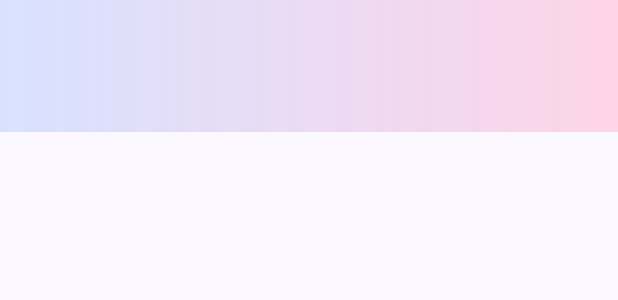
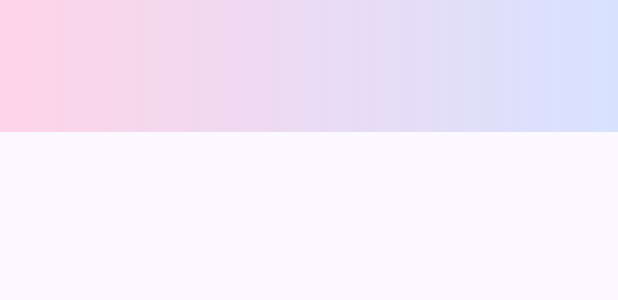
Before and after one commit to nguyenngoc218/BTLPTUDD_NHOM11, an Android app: the layout layout_header_common.xml on its own in the app's theme, with its tools: preview values and no code run, on a phone screen of 412 x 824 dp. Shown: the top 300 px of the screen. Run offline under Robolectric (Android 15) with nearby library versions, the phone set to English and light mode, and no system bars.

Commit message:
cập nhật mau giao dien

```diff
--- /dev/null
+++ b/app/src/main/res/drawable/bg_chip_selected.xml
@@ -0,0 +1,6 @@
+<?xml version="1.0" encoding="utf-8"?>
+<shape xmlns:android="http://schemas.android.com/apk/res/android"
+    android:shape="rectangle">
+    <solid android:color="@color/primary" />
+    <corners android:radius="8dp" />
+</shape>
--- /dev/null
+++ b/app/src/main/res/drawable/bg_chip_selector.xml
@@ -0,0 +1,5 @@
+<?xml version="1.0" encoding="utf-8"?>
+<selector xmlns:android="http://schemas.android.com/apk/res/android">
+    <item android:drawable="@drawable/bg_chip_selected" android:state_selected="true" />
+    <item android:drawable="@drawable/bg_chip_unselected" />
+</selector>
--- a/app/src/main/res/drawable/bg_header_gradient.xml
+++ b/app/src/main/res/drawable/bg_header_gradient.xml
@@ -3,7 +3,7 @@
     android:shape="rectangle">
     <gradient
         android:angle="0"
-        android:endColor="@color/secondary_container"
-        android:startColor="@color/primary_container"
+        android:startColor="@color/secondary_container"
+        android:endColor="@color/primary_container"
         android:type="linear" />
 </shape>
--- /dev/null
+++ b/app/src/main/res/drawable/bg_pill_stat_secondary.xml
@@ -0,0 +1,6 @@
+<?xml version="1.0" encoding="utf-8"?>
+<shape xmlns:android="http://schemas.android.com/apk/res/android"
+    android:shape="rectangle">
+    <solid android:color="@color/secondary_stat_container" />
+    <corners android:radius="8dp" />
+</shape>
--- a/app/src/main/res/values/colors.xml
+++ b/app/src/main/res/values/colors.xml
@@ -10,14 +10,15 @@
 
     <!-- SECONDARY COLORS -->
     <color name="secondary">#FED4E8</color>
-    <color name="secondary_container">#FED4E8</color>
+    <color name="secondary_container">#FED4E8</color>     <!-- dùng cho ô bé hơn stat: ngafy tháng, tỷ lệ bé bé-->
+    <color name="secondary_stat_container">#F4F5F7</color>  <!-- dùng cho các ô màu thống kê-->
     <color name="secondary_fixed">#FFD8EA</color>
 
     <!-- BACKGROUND & SURFACE -->
     <color name="background">#FCF8FF</color>
     <color name="surface">#FFFFFF</color>
     <color name="surface_variant">#F6F2FC</color>
-    <color name="surface_secondary">#F0ECF6</color>
+    <color name="surface_secondary">#e1e1e3</color>
     <color name="surface_tertiary">#EAE6F0</color>
 
     <!-- TEXT COLORS -->
```
Also changed, not shown: app/src/main/res/drawable/ic_gps.xml (added, +8 -0 lines), app/src/main/res/drawable/ic_mui_ten_vao_xem.xml (added, +8 -0 lines), app/src/main/res/drawable/ic_nut_back.xml (added, +8 -0 lines).
